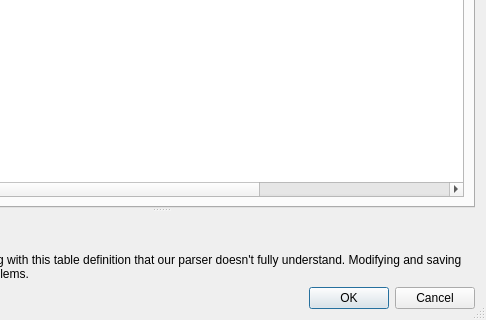
This is src/EditTableDialog.ui in sqlitebrowser/sqlitebrowser as Qt 5 draws it before an edit; both pictures show x 164 to 650 and y 280 to 600 of the 650 by 600 pixel window. The edited form follows.
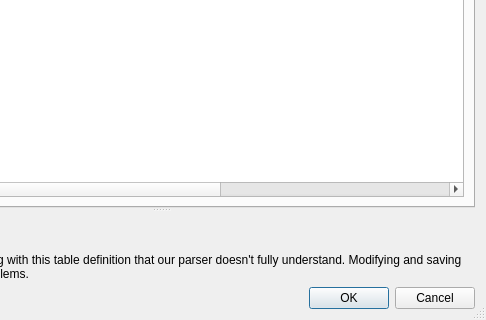
This is the edited form. Icons and pictures are not drawn. Custom widgets are drawn as their Qt base class.

Commit message:
Add column for editing collations to Edit Table dialog
Add a new column to the field table of the Edit Table dialog which
allows you to set, remove, and modify the collation of each field. This
is done by showing a combo box which lists all currently available
collations.

See issue #1973.

```diff
--- a/src/EditTableDialog.ui
+++ b/src/EditTableDialog.ui
@@ -275,6 +275,11 @@
             <string>Check constraint</string>
            </property>
           </column>
+	  <column>
+           <property name="text">
+            <string>Collation</string>
+           </property>
+          </column>
           <column>
            <property name="text">
             <string>Foreign Key</string>
```
The commit also changes 2 other files.
